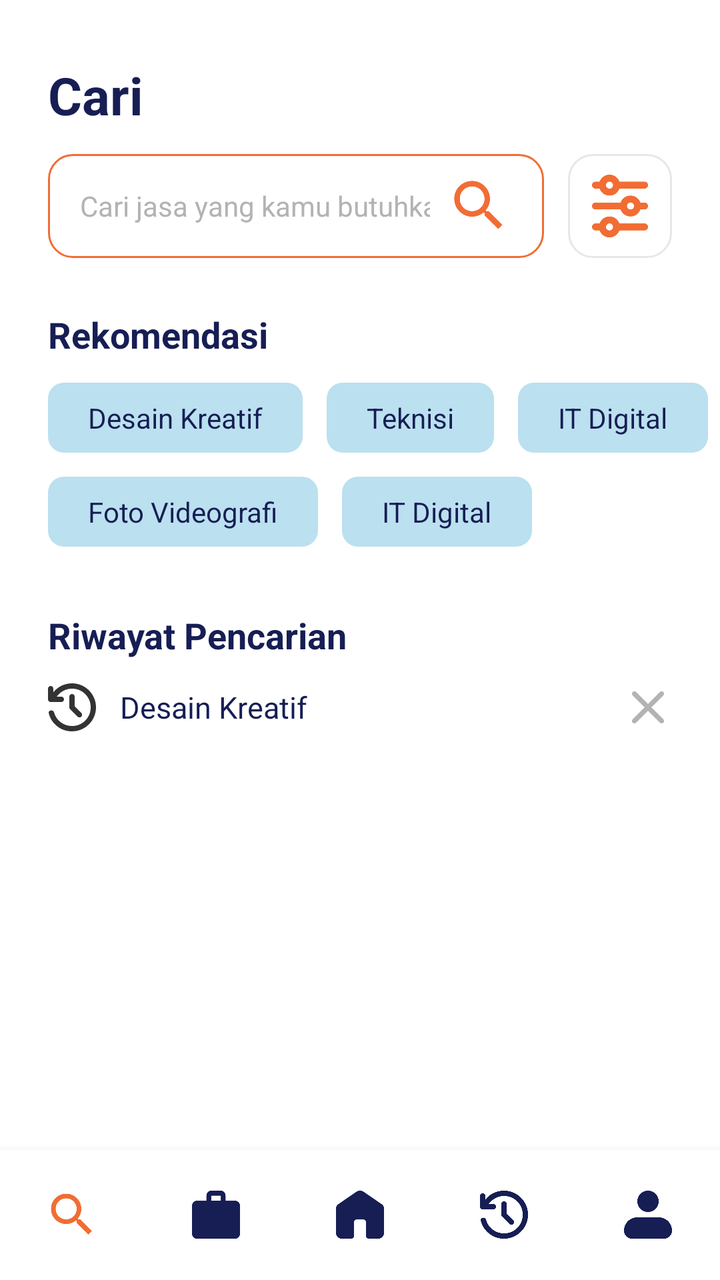
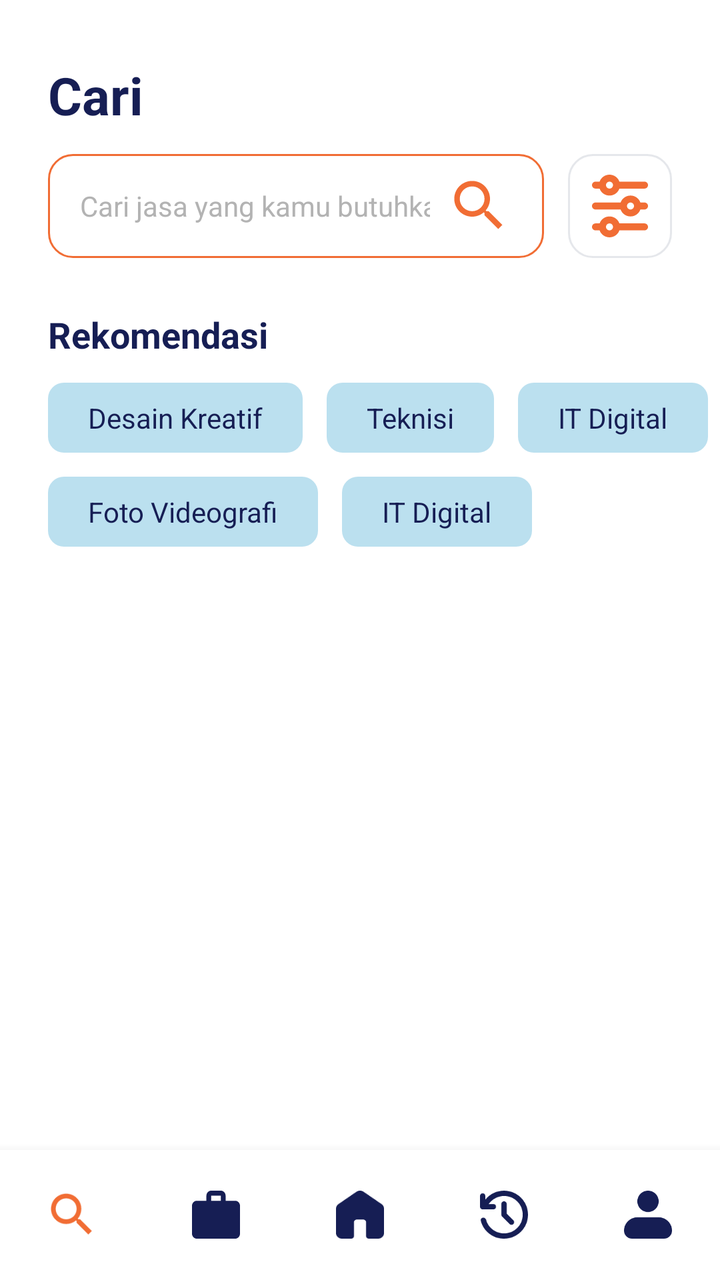

Two renders of the same Android screen: before a commit and after it. Below are the layout's source before the change and the commit's diff.
<!-- AndroidManifest.xml: application theme Theme.KelolaJasa -->
<!-- res/layout/cari.xml -->
<?xml version="1.0" encoding="utf-8"?>
<androidx.constraintlayout.widget.ConstraintLayout
    xmlns:android="http://schemas.android.com/apk/res/android"
    xmlns:app="http://schemas.android.com/apk/res-auto"
    android:layout_width="match_parent"
    android:layout_height="match_parent"
    android:background="#FFFFFF">

    <LinearLayout
        android:id="@+id/toolbar"
        android:layout_width="match_parent"
        android:layout_height="wrap_content"
        android:elevation="4dp"
        android:gravity="top"
        android:orientation="vertical"
        android:paddingTop="30dp"
        android:paddingBottom="10dp"
        app:layout_constraintEnd_toEndOf="parent"
        app:layout_constraintStart_toStartOf="parent"
        app:layout_constraintTop_toTopOf="parent">

        <TextView
            android:id="@+id/tvRiwayat"
            android:layout_width="wrap_content"
            android:layout_height="wrap_content"
            android:layout_marginStart="24dp"
            android:text="Cari"
            android:textColor="#161E54"
            android:textSize="26sp"
            android:textStyle="bold" />

        <LinearLayout
            android:layout_width="match_parent"
            android:layout_height="wrap_content"
            android:gravity="center_vertical"
            android:orientation="horizontal"
            android:paddingHorizontal="24dp"
            android:paddingTop="12dp">

            <EditText
                android:id="@+id/editTextText3"
                android:layout_width="0dp"
                android:layout_height="52dp"
                android:layout_weight="1"
                android:background="@drawable/bg_search"
                android:drawableEnd="@drawable/icon_search"
                android:drawablePadding="8dp"
                android:hint="Cari jasa yang kamu butuhkan.."
                android:inputType="text"
                android:paddingStart="16dp"
                android:paddingEnd="16dp"
                android:textColorHint="#B3B3B3"
                android:textSize="14sp" />

            <ImageView
                android:id="@+id/filter"
                android:layout_width="52dp"
                android:layout_height="52dp"
                android:layout_marginStart="12dp"
                android:background="@drawable/bg_card"
                android:padding="12dp"
                android:scaleType="centerCrop"
                android:src="@drawable/filtersearch" />
        </LinearLayout>
    </LinearLayout>

    <ScrollView
        android:layout_width="match_parent"
        android:layout_height="0dp"
        android:clipToPadding="false"
        android:paddingBottom="24dp"
        app:layout_constraintBottom_toTopOf="@+id/linearLayout2"
        app:layout_constraintEnd_toEndOf="parent"
        app:layout_constraintStart_toStartOf="parent"
        app:layout_constraintTop_toBottomOf="@+id/toolbar">

        <LinearLayout
            android:layout_width="match_parent"
            android:layout_height="wrap_content"
            android:orientation="vertical">

            <LinearLayout
                android:id="@+id/rekomendasi"
                android:layout_width="match_parent"
                android:layout_height="wrap_content"
                android:layout_marginTop="16dp"
                android:orientation="vertical">

                <TextView
                    android:id="@+id/rekomendasitext"
                    android:layout_width="match_parent"
                    android:layout_height="wrap_content"
                    android:layout_marginHorizontal="24dp"
                    android:text="Rekomendasi"
                    android:textColor="#161E54"
                    android:textSize="18sp"
                    android:textStyle="bold" />

                <HorizontalScrollView
                    android:layout_width="match_parent"
                    android:layout_height="wrap_content"
                    android:clipToPadding="false"
                    android:paddingHorizontal="24dp"
                    android:scrollbars="none">

                    <LinearLayout
                        android:layout_width="wrap_content"
                        android:layout_height="wrap_content"
                        android:orientation="vertical">

                        <LinearLayout
                            android:id="@+id/kategorirekom"
                            android:layout_width="wrap_content"
                            android:layout_height="wrap_content"
                            android:layout_marginTop="12dp"
                            android:orientation="horizontal">

                            <TextView
                                android:layout_width="wrap_content"
                                android:layout_height="wrap_content"
                                android:background="@drawable/bg_transparan_biru"
                                android:paddingHorizontal="20dp"
                                android:paddingVertical="8dp"
                                android:text="Desain Kreatif"
                                android:textColor="#161E54"
                                android:textSize="14sp" />

                            <TextView
                                android:layout_width="wrap_content"
                                android:layout_height="wrap_content"
                                android:layout_marginStart="12dp"
                                android:background="@drawable/bg_transparan_biru"
                                android:paddingHorizontal="20dp"
                                android:paddingVertical="8dp"
                                android:text="Teknisi"
                                android:textColor="#161E54"
                                android:textSize="14sp" />

                            <TextView
                                android:layout_width="wrap_content"
                                android:layout_height="wrap_content"
                                android:layout_marginStart="12dp"
                                android:background="@drawable/bg_transparan_biru"
                                android:paddingHorizontal="20dp"
                                android:paddingVertical="8dp"
                                android:text="IT Digital"
                                android:textColor="#161E54"
                                android:textSize="14sp" />
                        </LinearLayout>

                        <LinearLayout
                            android:id="@+id/kategorirekom2"
                            android:layout_width="wrap_content"
                            android:layout_height="wrap_content"
                            android:layout_marginTop="12dp"
                            android:orientation="horizontal">

                            <TextView
                                android:layout_width="wrap_content"
                                android:layout_height="wrap_content"
                                android:background="@drawable/bg_transparan_biru"
                                android:paddingHorizontal="20dp"
                                android:paddingVertical="8dp"
                                android:text="Foto Videografi"
                                android:textColor="#161E54"
                                android:textSize="14sp" />

                            <TextView
                                android:layout_width="wrap_content"
                                android:layout_height="wrap_content"
                                android:layout_marginStart="12dp"
                                android:background="@drawable/bg_transparan_biru"
                                android:paddingHorizontal="20dp"
                                android:paddingVertical="8dp"
                                android:text="IT Digital"
                                android:textColor="#161E54"
                                android:textSize="14sp" />
                        </LinearLayout>
                    </LinearLayout>
                </HorizontalScrollView>
            </LinearLayout>

            <LinearLayout
                android:id="@+id/riwayat"
                android:layout_width="match_parent"
                android:layout_height="wrap_content"
                android:layout_marginTop="32dp"
                android:orientation="vertical">

                <TextView
                    android:id="@+id/riwayat1"
                    android:layout_width="match_parent"
                    android:layout_height="wrap_content"
                    android:layout_marginHorizontal="24dp"
                    android:text="Riwayat Pencarian"
                    android:textColor="#161E54"
                    android:textSize="18sp"
                    android:textStyle="bold" />

                <LinearLayout
                    android:id="@+id/riwayat2"
                    android:layout_width="match_parent"
                    android:layout_height="wrap_content"
                    android:layout_marginTop="12dp"
                    android:gravity="center_vertical"
                    android:orientation="horizontal"
                    android:paddingHorizontal="24dp">

                    <ImageView
                        android:id="@+id/riwayat3"
                        android:layout_width="24dp"
                        android:layout_height="24dp"
                        android:src="@drawable/history" />

                    <TextView
                        android:layout_width="0dp"
                        android:layout_height="wrap_content"
                        android:layout_marginStart="12dp"
                        android:layout_weight="1"
                        android:text="Desain Kreatif"
                        android:textColor="#161E54"
                        android:textSize="15sp" />

                    <ImageView
                        android:id="@+id/riwayat4"
                        android:layout_width="24dp"
                        android:layout_height="24dp"
                        android:padding="4dp"
                        android:src="@drawable/close" />
                </LinearLayout>

                <LinearLayout
                    android:id="@+id/riwayat5"
                    android:layout_width="match_parent"
                    android:layout_height="wrap_content"
                    android:orientation="horizontal" />
            </LinearLayout>

        </LinearLayout>
    </ScrollView>

    <TextView
        android:id="@+id/tvEmptyHasil"
        android:layout_width="match_parent"
        android:layout_height="wrap_content"
        android:gravity="center"
        android:padding="40dp"
        android:text="Layanan tidak ditemukan"
        android:textColor="#8A8A8A"
        android:textSize="16sp"
        android:visibility="gone"
        app:layout_constraintBottom_toTopOf="@+id/linearLayout2"
        app:layout_constraintEnd_toEndOf="parent"
        app:layout_constraintStart_toStartOf="parent"
        app:layout_constraintTop_toBottomOf="@+id/toolbar" />

    <androidx.recyclerview.widget.RecyclerView
        android:id="@+id/recyclerViewHasil"
        android:layout_width="match_parent"
        android:layout_height="0dp"
        android:padding="12dp"
        android:visibility="gone"
        app:layout_constraintBottom_toTopOf="@+id/linearLayout2"
        app:layout_constraintEnd_toEndOf="parent"
        app:layout_constraintStart_toStartOf="parent"
        app:layout_constraintTop_toBottomOf="@+id/toolbar" />

    <LinearLayout
        android:id="@+id/linearLayout2"
        android:layout_width="match_parent"
        android:layout_height="65dp"
        android:background="#FFFFFF"
        android:elevation="8dp"
        android:gravity="center_vertical"
        android:orientation="horizontal"
        android:weightSum="5"
        app:layout_constraintBottom_toBottomOf="parent"
        app:layout_constraintEnd_toEndOf="parent"
        app:layout_constraintStart_toStartOf="parent">

        <ImageView
            android:id="@+id/btncari"
            android:layout_width="0dp"
            android:layout_height="28dp"
            android:layout_weight="1"
            android:src="@drawable/icon_search"
            app:tint="#F16D34" />

        <ImageView
            android:id="@+id/btnbag"
            android:layout_width="0dp"
            android:layout_height="24dp"
            android:layout_weight="1"
            android:src="@drawable/ic_bag" />

        <ImageView
            android:id="@+id/btnhome"
            android:layout_width="0dp"
            android:layout_height="24dp"
            android:layout_weight="1"
            android:src="@drawable/ic_home" />

        <ImageView
            android:id="@+id/btnriwayat"
            android:layout_width="0dp"
            android:layout_height="24dp"
            android:layout_weight="1"
            android:src="@drawable/ic_history" />

        <ImageView
            android:id="@+id/btnprofil"
            android:layout_width="0dp"
            android:layout_height="24dp"
            android:layout_weight="1"
            android:src="@drawable/ic_profilbtn" />

    </LinearLayout>

</androidx.constraintlayout.widget.ConstraintLayout>
<!-- resources referenced by this layout -->
<resources>
  <!-- drawable bg_card (drawable) -->
  <shape xmlns:android="http://schemas.android.com/apk/res/android">
      <solid android:color="#FFFFFF"/>
      <stroke android:width="1dp" android:color="#E5E7EB"/>
      <corners android:radius="12dp"/>
  </shape>
  <!-- drawable bg_search (drawable) -->
  <shape xmlns:android="http://schemas.android.com/apk/res/android">
      <solid android:color="#FFFFFF"/>
      <stroke android:width="1dp" android:color="#F16D34"/>
      <corners android:radius="12dp"/>
  </shape>
  <!-- drawable bg_transparan_biru (drawable) -->
  <?xml version="1.0" encoding="utf-8"?>
  <shape xmlns:android="http://schemas.android.com/apk/res/android">
  
      <solid android:color="#BBE0EF"/>
  
      <corners android:radius="8dp"/>
  
      <padding
          android:left="8dp"
          android:top="3dp"
          android:right="8dp"
          android:bottom="3dp"/>
  </shape>
  <!-- drawable close (drawable) -->
  <vector xmlns:android="http://schemas.android.com/apk/res/android"
      android:width="10dp"
      android:height="10dp"
      android:viewportWidth="10"
      android:viewportHeight="10">
    <path
        android:pathData="M5,6.065L1.274,9.791C1.134,9.93 0.957,10 0.741,10C0.526,10 0.349,9.93 0.209,9.791C0.07,9.651 0,9.474 0,9.259C0,9.043 0.07,8.866 0.209,8.726L3.935,5L0.209,1.274C0.07,1.134 0,0.957 0,0.741C0,0.526 0.07,0.349 0.209,0.209C0.349,0.07 0.526,0 0.741,0C0.957,0 1.134,0.07 1.274,0.209L5,3.935L8.726,0.209C8.866,0.07 9.043,0 9.259,0C9.474,0 9.651,0.07 9.791,0.209C9.93,0.349 10,0.526 10,0.741C10,0.957 9.93,1.134 9.791,1.274L6.065,5L9.791,8.726C9.93,8.866 10,9.043 10,9.259C10,9.474 9.93,9.651 9.791,9.791C9.651,9.93 9.474,10 9.259,10C9.043,10 8.866,9.93 8.726,9.791L5,6.065Z"
        android:fillColor="#B3B3B3"/>
  </vector>
  <!-- drawable history (drawable) -->
  <vector xmlns:android="http://schemas.android.com/apk/res/android"
      android:width="13dp"
      android:height="13dp"
      android:viewportWidth="13"
      android:viewportHeight="13">
    <path
        android:pathData="M6.5,13C4.983,13 3.641,12.54 2.474,11.619C1.306,10.698 0.548,9.522 0.199,8.089C0.15,7.908 0.187,7.743 0.307,7.593C0.427,7.443 0.59,7.355 0.794,7.331C0.987,7.306 1.162,7.343 1.318,7.439C1.475,7.535 1.583,7.68 1.643,7.872C1.932,8.956 2.528,9.84 3.431,10.526C4.333,11.212 5.356,11.556 6.5,11.556C7.908,11.556 9.103,11.065 10.084,10.084C11.066,9.104 11.556,7.909 11.556,6.5C11.555,5.091 11.065,3.897 10.084,2.916C9.104,1.936 7.909,1.445 6.5,1.444C5.669,1.444 4.893,1.637 4.171,2.022C3.449,2.407 2.841,2.937 2.347,3.611H3.611C3.816,3.611 3.987,3.68 4.126,3.819C4.265,3.958 4.334,4.129 4.333,4.333C4.333,4.537 4.264,4.709 4.125,4.848C3.987,4.987 3.816,5.057 3.611,5.056H0.722C0.518,5.056 0.346,4.986 0.208,4.848C0.07,4.709 0,4.537 0,4.333V1.444C0,1.24 0.069,1.068 0.208,0.93C0.347,0.792 0.518,0.723 0.722,0.722C0.926,0.722 1.098,0.791 1.237,0.93C1.376,1.069 1.445,1.241 1.444,1.444V2.419C2.058,1.649 2.808,1.053 3.693,0.632C4.578,0.211 5.513,0 6.5,0C7.403,0 8.248,0.172 9.037,0.515C9.826,0.858 10.512,1.321 11.095,1.905C11.679,2.488 12.142,3.174 12.486,3.963C12.829,4.752 13,5.598 13,6.5C13,7.402 12.828,8.248 12.486,9.037C12.143,9.826 11.68,10.512 11.095,11.095C10.511,11.679 9.825,12.142 9.037,12.486C8.249,12.83 7.404,13.001 6.5,13ZM7.222,6.211L9.028,8.017C9.16,8.149 9.226,8.318 9.226,8.522C9.226,8.727 9.16,8.895 9.028,9.028C8.895,9.16 8.727,9.226 8.522,9.226C8.318,9.226 8.149,9.16 8.017,9.028L5.994,7.006C5.922,6.933 5.868,6.852 5.832,6.762C5.796,6.672 5.778,6.579 5.778,6.482V3.611C5.778,3.406 5.847,3.235 5.986,3.097C6.124,2.959 6.296,2.889 6.5,2.889C6.704,2.888 6.876,2.958 7.015,3.097C7.154,3.236 7.223,3.407 7.222,3.611V6.211Z"
        android:fillColor="#000000"
        android:fillAlpha="0.8"/>
  </vector>
  <style name="Theme.KelolaJasa" parent="Base.Theme.KelolaJasa" />
  <style name="Base.Theme.KelolaJasa" parent="Theme.Material3.DayNight.NoActionBar">
          
          
      </style>
  <!-- unchanged entries left out for length: 6 -->
</resources>

<!-- the commit's change to res/layout/cari.xml (unified diff, before → after) -->
@@ -180,61 +180,61 @@
                 </HorizontalScrollView>
             </LinearLayout>
 
-            <LinearLayout
-                android:id="@+id/riwayat"
-                android:layout_width="match_parent"
-                android:layout_height="wrap_content"
-                android:layout_marginTop="32dp"
-                android:orientation="vertical">
-
-                <TextView
-                    android:id="@+id/riwayat1"
-                    android:layout_width="match_parent"
-                    android:layout_height="wrap_content"
-                    android:layout_marginHorizontal="24dp"
-                    android:text="Riwayat Pencarian"
-                    android:textColor="#161E54"
-                    android:textSize="18sp"
-                    android:textStyle="bold" />
-
-                <LinearLayout
-                    android:id="@+id/riwayat2"
-                    android:layout_width="match_parent"
-                    android:layout_height="wrap_content"
-                    android:layout_marginTop="12dp"
-                    android:gravity="center_vertical"
-                    android:orientation="horizontal"
-                    android:paddingHorizontal="24dp">
-
-                    <ImageView
-                        android:id="@+id/riwayat3"
-                        android:layout_width="24dp"
-                        android:layout_height="24dp"
-                        android:src="@drawable/history" />
-
-                    <TextView
-                        android:layout_width="0dp"
-                        android:layout_height="wrap_content"
-                        android:layout_marginStart="12dp"
-                        android:layout_weight="1"
-                        android:text="Desain Kreatif"
-                        android:textColor="#161E54"
-                        android:textSize="15sp" />
-
-                    <ImageView
-                        android:id="@+id/riwayat4"
-                        android:layout_width="24dp"
-                        android:layout_height="24dp"
-                        android:padding="4dp"
-                        android:src="@drawable/close" />
-                </LinearLayout>
-
-                <LinearLayout
-                    android:id="@+id/riwayat5"
-                    android:layout_width="match_parent"
-                    android:layout_height="wrap_content"
-                    android:orientation="horizontal" />
-            </LinearLayout>
+
+
+
+
+
+
+
+
+
+
+
+
+
+
+
+
+
+
+
+
+
+
+
+
+
+
+
+
+
+
+
+
+
+
+
+
+
+
+
+
+
+
+
+
+
+
+
+
+
+
+
+
+
+
+
 
         </LinearLayout>
     </ScrollView>
<!-- resource entries referenced after the edit -->
@@ -26,27 +26,6 @@
           android:right="8dp"
           android:bottom="3dp"/>
   </shape>
-  <!-- drawable close (drawable) -->
-  <vector xmlns:android="http://schemas.android.com/apk/res/android"
-      android:width="10dp"
-      android:height="10dp"
-      android:viewportWidth="10"
-      android:viewportHeight="10">
-    <path
-        android:pathData="M5,6.065L1.274,9.791C1.134,9.93 0.957,10 0.741,10C0.526,10 0.349,9.93 0.209,9.791C0.07,9.651 0,9.474 0,9.259C0,9.043 0.07,8.866 0.209,8.726L3.935,5L0.209,1.274C0.07,1.134 0,0.957 0,0.741C0,0.526 0.07,0.349 0.209,0.209C0.349,0.07 0.526,0 0.741,0C0.957,0 1.134,0.07 1.274,0.209L5,3.935L8.726,0.209C8.866,0.07 9.043,0 9.259,0C9.474,0 9.651,0.07 9.791,0.209C9.93,0.349 10,0.526 10,0.741C10,0.957 9.93,1.134 9.791,1.274L6.065,5L9.791,8.726C9.93,8.866 10,9.043 10,9.259C10,9.474 9.93,9.651 9.791,9.791C9.651,9.93 9.474,10 9.259,10C9.043,10 8.866,9.93 8.726,9.791L5,6.065Z"
-        android:fillColor="#B3B3B3"/>
-  </vector>
-  <!-- drawable history (drawable) -->
-  <vector xmlns:android="http://schemas.android.com/apk/res/android"
-      android:width="13dp"
-      android:height="13dp"
-      android:viewportWidth="13"
-      android:viewportHeight="13">
-    <path
-        android:pathData="M6.5,13C4.983,13 3.641,12.54 2.474,11.619C1.306,10.698 0.548,9.522 0.199,8.089C0.15,7.908 0.187,7.743 0.307,7.593C0.427,7.443 0.59,7.355 0.794,7.331C0.987,7.306 1.162,7.343 1.318,7.439C1.475,7.535 1.583,7.68 1.643,7.872C1.932,8.956 2.528,9.84 3.431,10.526C4.333,11.212 5.356,11.556 6.5,11.556C7.908,11.556 9.103,11.065 10.084,10.084C11.066,9.104 11.556,7.909 11.556,6.5C11.555,5.091 11.065,3.897 10.084,2.916C9.104,1.936 7.909,1.445 6.5,1.444C5.669,1.444 4.893,1.637 4.171,2.022C3.449,2.407 2.841,2.937 2.347,3.611H3.611C3.816,3.611 3.987,3.68 4.126,3.819C4.265,3.958 4.334,4.129 4.333,4.333C4.333,4.537 4.264,4.709 4.125,4.848C3.987,4.987 3.816,5.057 3.611,5.056H0.722C0.518,5.056 0.346,4.986 0.208,4.848C0.07,4.709 0,4.537 0,4.333V1.444C0,1.24 0.069,1.068 0.208,0.93C0.347,0.792 0.518,0.723 0.722,0.722C0.926,0.722 1.098,0.791 1.237,0.93C1.376,1.069 1.445,1.241 1.444,1.444V2.419C2.058,1.649 2.808,1.053 3.693,0.632C4.578,0.211 5.513,0 6.5,0C7.403,0 8.248,0.172 9.037,0.515C9.826,0.858 10.512,1.321 11.095,1.905C11.679,2.488 12.142,3.174 12.486,3.963C12.829,4.752 13,5.598 13,6.5C13,7.402 12.828,8.248 12.486,9.037C12.143,9.826 11.68,10.512 11.095,11.095C10.511,11.679 9.825,12.142 9.037,12.486C8.249,12.83 7.404,13.001 6.5,13ZM7.222,6.211L9.028,8.017C9.16,8.149 9.226,8.318 9.226,8.522C9.226,8.727 9.16,8.895 9.028,9.028C8.895,9.16 8.727,9.226 8.522,9.226C8.318,9.226 8.149,9.16 8.017,9.028L5.994,7.006C5.922,6.933 5.868,6.852 5.832,6.762C5.796,6.672 5.778,6.579 5.778,6.482V3.611C5.778,3.406 5.847,3.235 5.986,3.097C6.124,2.959 6.296,2.889 6.5,2.889C6.704,2.888 6.876,2.958 7.015,3.097C7.154,3.236 7.223,3.407 7.222,3.611V6.211Z"
-        android:fillColor="#000000"
-        android:fillAlpha="0.8"/>
-  </vector>
   <style name="Theme.KelolaJasa" parent="Base.Theme.KelolaJasa" />
   <style name="Base.Theme.KelolaJasa" parent="Theme.Material3.DayNight.NoActionBar">
           
